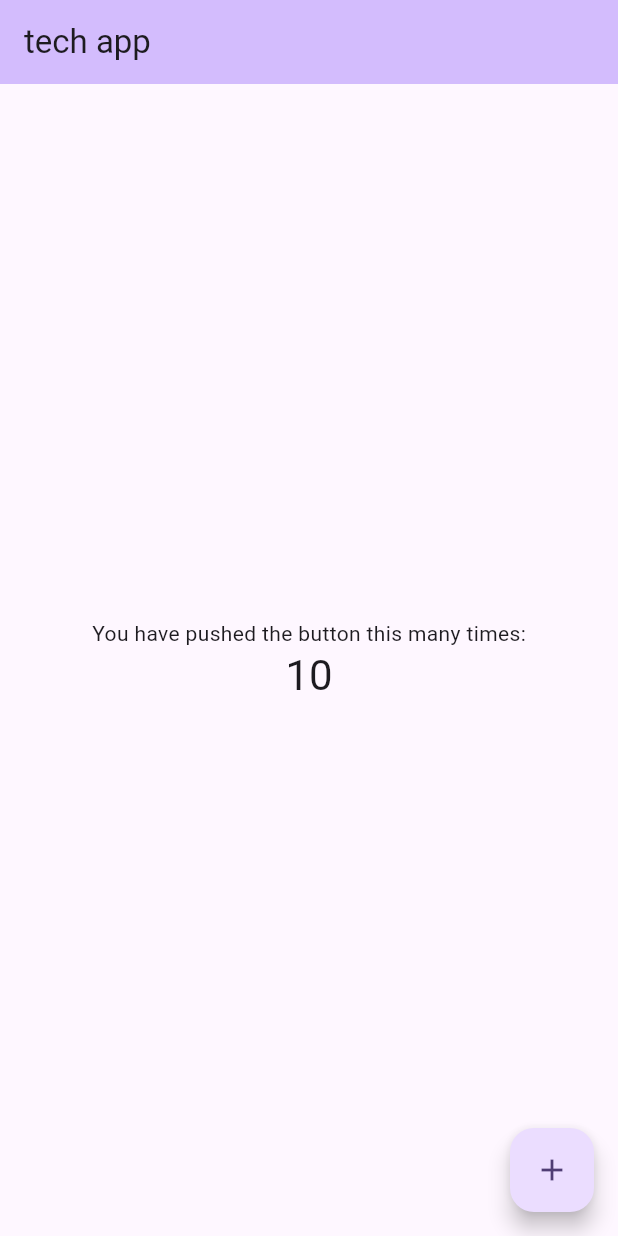
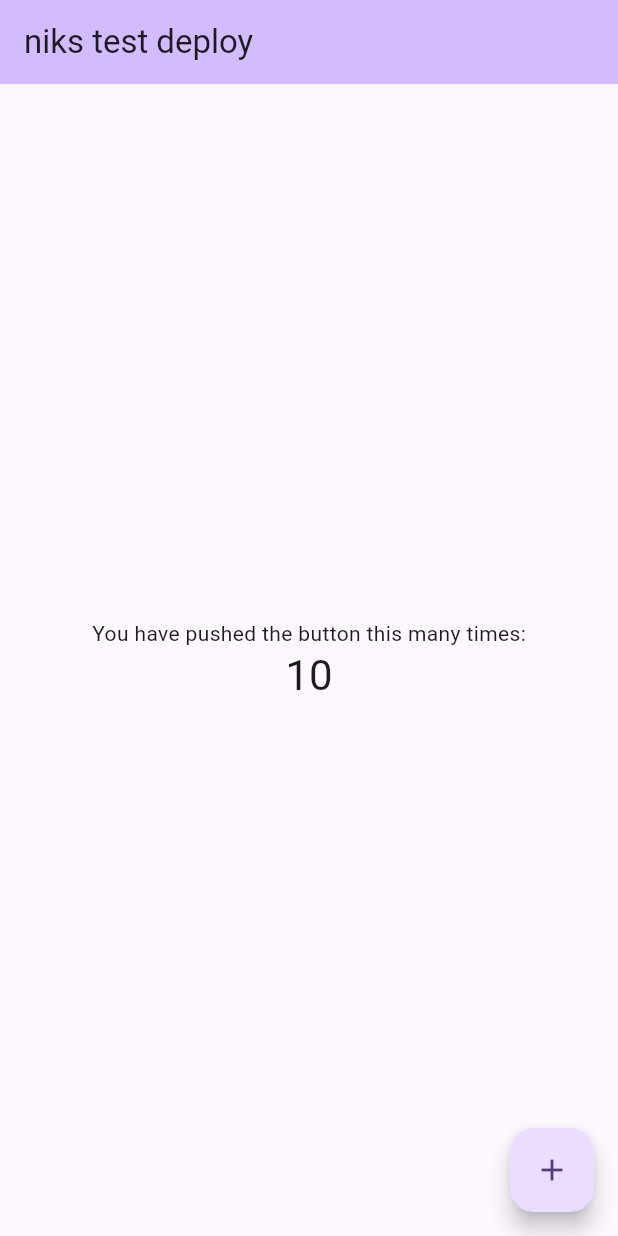
Before and after one commit to NikShein/flutter_aws, a Flutter app: the screen it shows after launch, on a phone screen of 412 x 824 dp. Run offline on Flutter 3.47's test engine with Material 2 defaults, Android fonts, the phone set to English and light mode, and no system bars.

Commit message:
add yml file for aws deploy v12

```diff
--- a/lib/main.dart
+++ b/lib/main.dart
@@ -31,7 +31,7 @@ class MyApp extends StatelessWidget {
         colorScheme: ColorScheme.fromSeed(seedColor: Colors.deepPurple),
         useMaterial3: true,
       ),
-      home: const MyHomePage(title: 'tech app'),
+      home: const MyHomePage(title: 'niks test deploy'),
     );
   }
 }
```
